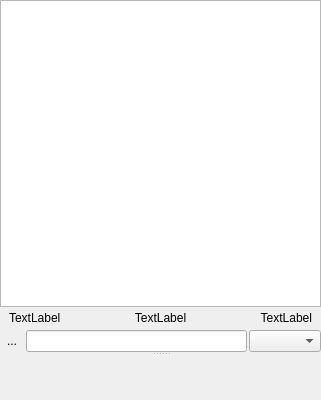
KDE/kmymoney, file kmymoney/views/ledgerviewpage.ui: the form before one commit.
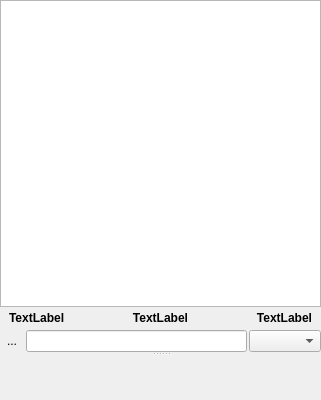
The form after the commit. Custom widgets are drawn as their Qt base class.

Patch:
```diff
--- a/kmymoney/views/ledgerviewpage.ui
+++ b/kmymoney/views/ledgerviewpage.ui
@@ -53,6 +53,12 @@
           </property>
           <item>
            <widget class="QLabel" name="leftLabel">
+            <property name="font">
+             <font>
+              <weight>75</weight>
+              <bold>true</bold>
+             </font>
+            </property>
             <property name="text">
              <string>TextLabel</string>
             </property>
@@ -60,6 +66,12 @@
           </item>
           <item>
            <widget class="QLabel" name="centerLabel">
+            <property name="font">
+             <font>
+              <weight>75</weight>
+              <bold>true</bold>
+             </font>
+            </property>
             <property name="text">
              <string>TextLabel</string>
             </property>
@@ -70,6 +82,12 @@
           </item>
           <item>
            <widget class="QLabel" name="rightLabel">
+            <property name="font">
+             <font>
+              <weight>75</weight>
+              <bold>true</bold>
+             </font>
+            </property>
             <property name="text">
              <string>TextLabel</string>
             </property>
```
